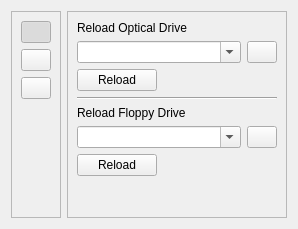
Before: the Qt Designer form ui/controlpanel.ui in uwolfer/qtemu, drawn with Qt 5.
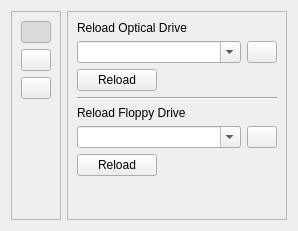
After: the same form once the commit is applied. The open tabs and pages were chosen to show the change. Icons and pictures are not drawn.

```diff
--- a/ui/controlpanel.ui
+++ b/ui/controlpanel.ui
@@ -7,7 +7,7 @@
     <x>0</x>
     <y>0</y>
     <width>270</width>
-    <height>229</height>
+    <height>231</height>
    </rect>
   </property>
   <property name="sizePolicy">
```
Left out of the diff: 18 changed lines with no effect on the pictures.
